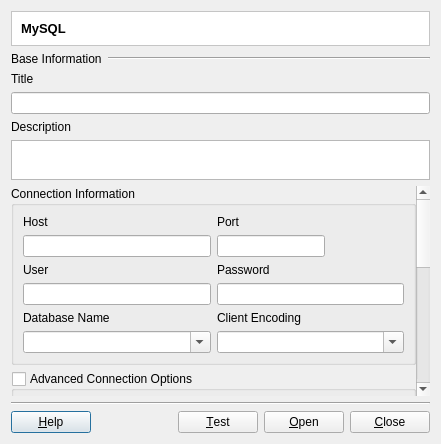
claudiobogossian/terralib5, file src/terralib/qt/plugins/datasource/mysql/ui/MySQLConnectorDialogForm.ui: the form before one commit.
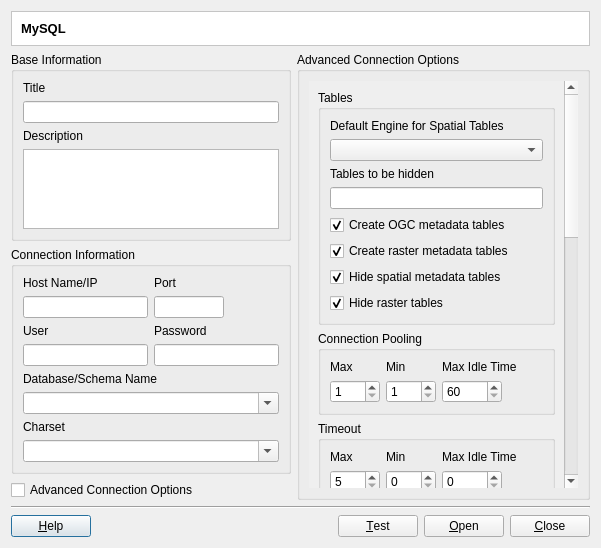
The form after the commit.

```diff
--- a/src/terralib/qt/plugins/datasource/mysql/ui/MySQLConnectorDialogForm.ui
+++ b/src/terralib/qt/plugins/datasource/mysql/ui/MySQLConnectorDialogForm.ui
@@ -6,16 +6,33 @@
    <rect>
     <x>0</x>
     <y>0</y>
-    <width>441</width>
-    <height>444</height>
+    <width>620</width>
+    <height>501</height>
    </rect>
   </property>
+  <property name="maximumSize">
+   <size>
+    <width>16777215</width>
+    <height>16777215</height>
+   </size>
+  </property>
   <property name="windowTitle">
    <string>MySQL Connector</string>
   </property>
-  <layout class="QVBoxLayout" name="verticalLayout_19" stretch="0,0,0,1,4,0,0">
-   <item>
+  <layout class="QGridLayout" name="gridLayout_40">
+   <property name="sizeConstraint">
+    <enum>QLayout::SetFixedSize</enum>
+   </property>
+   <item row="0" column="0">
+    <layout class="QGridLayout" name="gridLayout_4">
+     <item row="0" column="0">
     <widget class="QFrame" name="frame_2">
+       <property name="sizePolicy">
+        <sizepolicy hsizetype="Preferred" vsizetype="Fixed">
+         <horstretch>0</horstretch>
+         <verstretch>0</verstretch>
+        </sizepolicy>
+       </property>
      <property name="styleSheet">
       <string notr="true">QWidget { background: white }</string>
      </property>
@@ -43,25 +60,19 @@
      </layout>
     </widget>
    </item>
-   <item>
-    <layout class="QHBoxLayout" name="horizontalLayout" stretch="0,1">
-     <item>
-      <widget class="QLabel" name="label">
-       <property name="text">
+     <item row="1" column="0">
+      <layout class="QGridLayout" name="gridLayout">
+       <item row="0" column="0">
+        <layout class="QGridLayout" name="gridLayout_6">
+         <item row="0" column="0">
+          <widget class="QGroupBox" name="groupBox_5">
+           <property name="title">
         <string>Base Information</string>
        </property>
-      </widget>
-     </item>
-     <item>
-      <widget class="Line" name="line">
-       <property name="orientation">
-        <enum>Qt::Horizontal</enum>
-       </property>
-      </widget>
-     </item>
-    </layout>
-   </item>
-   <item>
+           <layout class="QGridLayout" name="gridLayout_3">
+            <item row="0" column="0">
+             <layout class="QGridLayout" name="gridLayout_2">
+              <item row="0" column="0">
     <layout class="QVBoxLayout" name="verticalLayout">
      <item>
       <widget class="QLabel" name="label_4">
@@ -75,7 +86,7 @@
      </item>
     </layout>
    </item>
-   <item>
+              <item row="1" column="0">
     <layout class="QVBoxLayout" name="verticalLayout_2">
      <item>
       <widget class="QLabel" name="label_3">
@@ -98,6 +109,12 @@
          <height>40</height>
         </size>
        </property>
+                  <property name="maximumSize">
+                   <size>
+                    <width>16777215</width>
+                    <height>80</height>
+                   </size>
+                  </property>
        <property name="toolTip">
         <string>A more detailed description about the data source</string>
        </property>
@@ -105,41 +122,25 @@
      </item>
     </layout>
    </item>
-   <item>
-    <widget class="QScrollArea" name="m_datasourceConnectionScrollArea">
-     <property name="frameShape">
-      <enum>QFrame::NoFrame</enum>
-     </property>
-     <property name="widgetResizable">
-      <bool>true</bool>
-     </property>
-     <widget class="QWidget" name="scrollAreaWidgetContents">
-      <property name="geometry">
-       <rect>
-        <x>0</x>
-        <y>0</y>
-        <width>406</width>
-        <height>533</height>
-       </rect>
-      </property>
-      <layout class="QVBoxLayout" name="verticalLayout_32">
-       <property name="margin">
-        <number>0</number>
-       </property>
-       <item>
+             </layout>
+            </item>
+           </layout>
+          </widget>
+         </item>
+         <item row="1" column="0">
         <widget class="QGroupBox" name="m_basicOptionsGroupBox">
          <property name="title">
           <string>Connection Information</string>
          </property>
-         <layout class="QVBoxLayout" name="verticalLayout_7">
+           <layout class="QVBoxLayout" name="verticalLayout_29">
           <item>
-           <layout class="QHBoxLayout" name="horizontalLayout_5">
+             <layout class="QHBoxLayout" name="horizontalLayout_15" stretch="1,1">
             <item>
              <layout class="QVBoxLayout" name="verticalLayout_3">
               <item>
                <widget class="QLabel" name="m_hostNameLabel">
                 <property name="text">
-                 <string>Host</string>
+                   <string>Host Name/IP</string>
                 </property>
                </widget>
               </item>
@@ -149,7 +150,7 @@
              </layout>
             </item>
             <item>
-             <layout class="QHBoxLayout" name="horizontalLayout_6" stretch="0,1">
+               <layout class="QHBoxLayout" name="horizontalLayout_2" stretch="0,1">
               <item>
                <layout class="QVBoxLayout" name="verticalLayout_4">
                 <item>
@@ -161,21 +162,27 @@
                 </item>
                 <item>
                  <widget class="QLineEdit" name="m_portLineEdit">
+                    <property name="maximumSize">
+                     <size>
+                      <width>70</width>
+                      <height>16777215</height>
+                     </size>
+                    </property>
                   <property name="inputMask">
-                   <string>9999999999; </string>
+                     <string>999999999; </string>
                   </property>
                  </widget>
                 </item>
                </layout>
               </item>
               <item>
-               <spacer name="horizontalSpacer_2">
+                 <spacer name="horizontalSpacer_4">
                 <property name="orientation">
                  <enum>Qt::Horizontal</enum>
                 </property>
                 <property name="sizeHint" stdset="0">
                  <size>
-                  <width>27</width>
+                    <width>40</width>
                   <height>20</height>
                  </size>
                 </property>
@@ -186,7 +193,7 @@
            </layout>
           </item>
           <item>
-           <layout class="QHBoxLayout" name="horizontalLayout_7">
+             <layout class="QHBoxLayout" name="horizontalLayout_6" stretch="1,1">
             <item>
              <layout class="QVBoxLayout" name="verticalLayout_6">
               <item>
@@ -202,7 +209,7 @@
              </layout>
             </item>
             <item>
-             <layout class="QVBoxLayout" name="verticalLayout_8">
+               <layout class="QVBoxLayout" name="verticalLayout_9">
               <item>
                <widget class="QLabel" name="m_passwordLabel">
                 <property name="text">
@@ -222,18 +229,16 @@
            </layout>
           </item>
           <item>
-           <layout class="QHBoxLayout" name="horizontalLayout_2">
+             <layout class="QVBoxLayout" name="verticalLayout_7">
             <item>
-             <layout class="QVBoxLayout" name="verticalLayout_9">
-              <item>
-               <widget class="QLabel" name="m_databaseLabel">
+               <widget class="QLabel" name="m_schemaLabel">
                 <property name="text">
-                 <string>Database Name</string>
+                 <string>Database/Schema Name</string>
                 </property>
                </widget>
               </item>
               <item>
-               <widget class="QComboBox" name="m_databaseComboBox">
+               <widget class="QComboBox" name="m_schemaNameComboBox">
                 <property name="editable">
                  <bool>true</bool>
                 </property>
@@ -242,16 +247,16 @@
              </layout>
             </item>
             <item>
-             <layout class="QVBoxLayout" name="verticalLayout_10">
+             <layout class="QVBoxLayout" name="verticalLayout_8">
               <item>
-               <widget class="QLabel" name="m_clientEncodingLabel">
+               <widget class="QLabel" name="m_charsetLabel">
                 <property name="text">
-                 <string>Client Encoding</string>
+                 <string>Charset</string>
                 </property>
                </widget>
               </item>
               <item>
-               <widget class="QComboBox" name="m_clientEncodingComboBox">
+               <widget class="QComboBox" name="m_charsetComboBox">
                 <property name="editable">
                  <bool>true</bool>
                 </property>
@@ -260,49 +265,102 @@
              </layout>
             </item>
            </layout>
-          </item>
-         </layout>
-        </widget>
-       </item>
-       <item>
-        <widget class="QGroupBox" name="m_advancedOptionsGroupBox">
-         <property name="enabled">
-          <bool>true</bool>
-         </property>
+          </widget>
+         </item>
+         <item row="2" column="0">
+          <widget class="QCheckBox" name="m_advancedConnectionOptionsCheckBox">
+           <property name="text">
+            <string>Advanced Connection Options</string>
+           </property>
+          </widget>
+         </item>
+        </layout>
+       </item>
+       <item row="0" column="1">
+        <widget class="QGroupBox" name="m_advancedConnectionOptionsGroupBox">
          <property name="title">
           <string>Advanced Connection Options</string>
          </property>
-         <property name="checkable">
+         <layout class="QGridLayout" name="gridLayout_39">
+          <item row="0" column="0">
+           <widget class="QScrollArea" name="scrollArea_2">
+            <property name="frameShape">
+             <enum>QFrame::NoFrame</enum>
+            </property>
+            <property name="widgetResizable">
           <bool>true</bool>
          </property>
-         <property name="checked">
-          <bool>false</bool>
-         </property>
-         <layout class="QVBoxLayout" name="verticalLayout_11">
-          <item>
-           <widget class="QWidget" name="m_advancedOptionsWidget" native="true">
-            <layout class="QVBoxLayout" name="verticalLayout_12">
-             <item>
-              <widget class="QGroupBox" name="groupBox_3">
+            <widget class="QWidget" name="scrollAreaWidgetContents">
+             <property name="geometry">
+              <rect>
+               <x>0</x>
+               <y>0</y>
+               <width>255</width>
+               <height>1017</height>
+              </rect>
+             </property>
+             <layout class="QGridLayout" name="gridLayout_38">
+              <item row="0" column="0">
+               <layout class="QGridLayout" name="gridLayout_37">
+                <item row="0" column="0">
+                 <widget class="QGroupBox" name="groupBox_6">
                <property name="title">
                 <string>Tables</string>
                </property>
-               <layout class="QVBoxLayout" name="verticalLayout_13">
-                <item>
-                 <layout class="QVBoxLayout" name="verticalLayout_16">
-                  <item>
+                  <layout class="QGridLayout" name="gridLayout_10">
+                   <item row="0" column="0">
+                    <layout class="QGridLayout" name="gridLayout_9">
+                     <item row="0" column="0">
+                      <layout class="QGridLayout" name="gridLayout_5">
+                       <item row="0" column="0">
+                        <widget class="QLabel" name="m_spatialTableEngineLabel">
+                         <property name="text">
+                          <string>Default Engine for Spatial Tables</string>
+                         </property>
+                        </widget>
+                       </item>
+                       <item row="1" column="0">
+                        <widget class="QComboBox" name="m_spatialTableEngineComboBox"/>
+                       </item>
+                      </layout>
+                     </item>
+                     <item row="1" column="0">
+                      <layout class="QGridLayout" name="gridLayout_8">
+                       <item row="0" column="0">
                    <widget class="QLabel" name="m_tablesToHideLabel">
                     <property name="text">
                      <string>Tables to be hidden</string>
                     </property>
                    </widget>
                   </item>
-                  <item>
+                       <item row="1" column="0">
                    <widget class="QLineEdit" name="m_tablesToHideLineEdit"/>
                   </item>
                  </layout>
                 </item>
-                <item>
+                     <item row="2" column="0">
+                      <layout class="QGridLayout" name="gridLayout_7">
+                       <item row="0" column="0">
+                        <widget class="QCheckBox" name="m_createOGCMetadataCheckBox">
+                         <property name="text">
+                          <string>Create OGC metadata tables</string>
+                         </property>
+                         <property name="checked">
+                          <bool>true</bool>
+                         </property>
+                        </widget>
+                       </item>
+                       <item row="1" column="0">
+                        <widget class="QCheckBox" name="m_createRasterMetadataCheckBox">
+                         <property name="text">
+                          <string>Create raster metadata tables</string>
+                         </property>
+                         <property name="checked">
+                          <bool>true</bool>
+                         </property>
+                        </widget>
+                       </item>
+                       <item row="2" column="0">
                  <widget class="QCheckBox" name="m_hideMetadataTablesCheckBox">
                   <property name="text">
                    <string>Hide spatial metadata tables</string>
@@ -312,7 +370,7 @@
                   </property>
                  </widget>
                 </item>
-                <item>
+                       <item row="3" column="0">
                  <widget class="QCheckBox" name="m_hideRasterTablesCheckBox">
                   <property name="text">
                    <string>Hide raster tables</string>
@@ -323,72 +381,42 @@
                  </widget>
                 </item>
                </layout>
-              </widget>
-             </item>
-             <item>
-              <layout class="QHBoxLayout" name="horizontalLayout_8">
-               <item>
-                <layout class="QVBoxLayout" name="verticalLayout_14">
-                 <item>
-                  <widget class="QLabel" name="m_connectTimeoutLabel">
-                   <property name="text">
-                    <string>Connect timeout</string>
-                   </property>
-                  </widget>
-                 </item>
-                 <item>
-                  <widget class="QSpinBox" name="m_connectTimeoutSpinBox">
-                   <property name="minimum">
-                    <number>5</number>
-                   </property>
-                   <property name="maximum">
-                    <number>60</number>
-                   </property>
-                   <property name="value">
-                    <number>5</number>
-                   </property>
-                  </widget>
-                 </item>
-                </layout>
-               </item>
-               <item>
-                <spacer name="horizontalSpacer_3">
-                 <property name="orientation">
-                  <enum>Qt::Horizontal</enum>
-                 </property>
-                 <property name="sizeHint" stdset="0">
-                  <size>
-                   <width>40</width>
-                   <height>20</height>
-                  </size>
-                 </property>
-                </spacer>
-               </item>
-              </layout>
-             </item>
-             <item>
+                     </item>
+                    </layout>
+                   </item>
+                  </layout>
+                 </widget>
+                </item>
+                <item row="1" column="0">
               <widget class="QGroupBox" name="m_connectionPoolingGroupBox">
                <property name="title">
                 <string>Connection Pooling</string>
                </property>
-               <layout class="QVBoxLayout" name="verticalLayout_22">
-                <item>
-                 <layout class="QHBoxLayout" name="horizontalLayout_9">
-                  <item>
-                   <layout class="QHBoxLayout" name="horizontalLayout_10" stretch="1,1,1">
-                    <item>
-                     <layout class="QVBoxLayout" name="verticalLayout_15">
-                      <item>
+                  <layout class="QGridLayout" name="gridLayout_15">
+                   <item row="0" column="0">
+                    <layout class="QGridLayout" name="gridLayout_14">
+                     <item row="0" column="0">
+                      <layout class="QGridLayout" name="gridLayout_11">
+                       <item row="0" column="0">
                        <widget class="QLabel" name="m_maxPoolSizeLabel">
                         <property name="text">
                          <string>Max</string>
                         </property>
                        </widget>
                       </item>
-                      <item>
+                       <item row="1" column="0">
                        <widget class="QSpinBox" name="m_maxPoolSizeSpinBox">
-                        <property name="toolTip">
-                         <string>Max connections</string>
+                         <property name="minimumSize">
+                          <size>
+                           <width>50</width>
+                           <height>0</height>
+                          </size>
+                         </property>
+                         <property name="maximumSize">
+                          <size>
+                           <width>50</width>
+                           <height>16777215</height>
+                          </size>
                         </property>
                         <property name="minimum">
                          <number>1</number>
@@ -396,23 +424,35 @@
                         <property name="maximum">
                          <number>1024</number>
                         </property>
+                         <property name="value">
+                          <number>1</number>
+                         </property>
                        </widget>
                       </item>
                      </layout>
                     </item>
-                    <item>
-                     <layout class="QVBoxLayout" name="verticalLayout_17">
-                      <item>
+                     <item row="0" column="1">
+                      <layout class="QGridLayout" name="gridLayout_12">
+                       <item row="0" column="0">
                        <widget class="QLabel" name="m_minPoolSizeLabel">
                         <property name="text">
                          <string>Min</string>
                         </property>
                        </widget>
                       </item>
-                      <item>
+                       <item row="1" column="0">
                        <widget class="QSpinBox" name="m_minPoolSizeSpinBox">
-                        <property name="toolTip">
-                         <string>Min connections</string>
+                         <property name="minimumSize">
+                          <size>
+                           <width>50</width>
+                           <height>0</height>
+                          </size>
+                         </property>
+                         <property name="maximumSize">
+                          <size>
+                           <width>50</width>
+                           <height>16777215</height>
+                          </size>
                         </property>
                         <property name="minimum">
                          <number>1</number>
@@ -420,23 +460,35 @@
                         <property name="maximum">
                          <number>1024</number>
                         </property>
+                         <property name="value">
+                          <number>1</number>
+                         </property>
                        </widget>
                       </item>
                      </layout>
                     </item>
-                    <item>
-                     <layout class="QVBoxLayout" name="verticalLayout_21">
-                      <item>
-                       <widget class="QLabel" name="m_maxPoolSizeLabel_3">
+                     <item row="0" column="2">
+                      <layout class="QGridLayout" name="gridLayout_13">
+                       <item row="0" column="0">
+                        <widget class="QLabel" name="m_tablesToHideLabel_4">
                         <property name="text">
                          <string>Max Idle Time</string>
                         </property>
                        </widget>
                       </item>
-                      <item>
+                       <item row="1" column="0">
                        <widget class="QSpinBox" name="m_maxIdleTimeSpinBox">
-                        <property name="toolTip">
-                         <string>Max idle time for connections</string>
+                         <property name="minimumSize">
+                          <size>
+                           <width>60</width>
+                           <height>0</height>
+                          </size>
+                         </property>
+                         <property name="maximumSize">
+                          <size>
+                           <width>60</width>
+                           <height>16777215</height>
+                          </size>
                         </property>
                         <property name="minimum">
                          <number>60</number>
@@ -444,14 +496,125 @@
                         <property name="maximum">
                          <number>3600</number>
                         </property>
+                         <property name="value">
+                          <number>60</number>
+                         </property>
                        </widget>
                       </item>
                      </layout>
                     </item>
-                   </layout>
-                  </item>
-                  <item>
-                   <spacer name="horizontalSpacer_4">
+                     <item row="0" column="3">
+                      <spacer name="horizontalSpacer_5">
+                       <property name="orientation">
+                        <enum>Qt::Horizontal</enum>
+                       </property>
+                       <property name="sizeHint" stdset="0">
+                        <size>
+                         <width>40</width>
+                         <height>20</height>
+                        </size>
+                       </property>
+                      </spacer>
+                     </item>
+                    </layout>
+                   </item>
+                  </layout>
+                 </widget>
+                </item>
+                <item row="2" column="0">
+                 <widget class="QGroupBox" name="m_connectionPoolingGroupBox_2">
+                  <property name="title">
+                   <string>Timeout</string>
+                  </property>
+                  <layout class="QGridLayout" name="gridLayout_16">
+                   <item row="0" column="0">
+                    <layout class="QGridLayout" name="gridLayout_17">
+                     <item row="0" column="0">
+                      <layout class="QGridLayout" name="gridLayout_18">
+                       <item row="0" column="0">
+                        <widget class="QLabel" name="sizeLabel_1">
+                         <property name="text">
+                          <string>Max</string>
+                         </property>
+                        </widget>
+                       </item>
+                       <item row="1" column="0">
+                        <widget class="QSpinBox" name="m_connectTimeoutSpinBox">
+                         <property name="minimumSize">
+                          <size>
+                           <width>50</width>
+                           <height>0</height>
+                          </size>
+                         </property>
+                         <property name="maximumSize">
+                          <size>
+                           <width>50</width>
+                           <height>16777215</height>
+                          </size>
+                         </property>
+                         <property name="minimum">
+                          <number>5</number>
+                         </property>
+                        </widget>
+                       </item>
+                      </layout>
+                     </item>
+                     <item row="0" column="1">
+                      <layout class="QGridLayout" name="gridLayout_19">
+                       <item row="0" column="0">
+                        <widget class="QLabel" name="sizeLabel">
+                         <property name="text">
+                          <string>Min</string>
+                         </property>
+                        </widget>
+                       </item>
+                       <item row="1" column="0">
+                        <widget class="QSpinBox" name="m_readTimeoutSpinBox">
+                         <property name="minimumSize">
+                          <size>
+                           <width>50</width>
+                           <height>0</height>
+                          </size>
+                         </property>
+                         <property name="maximumSize">
+                          <size>
+                           <width>50</width>
+                           <height>16777215</height>
+                          </size>
+                         </property>
+                        </widget>
+                       </item>
+                      </layout>
+                     </item>
+                     <item row="0" column="2">
+                      <layout class="QGridLayout" name="gridLayout_20">
+                       <item row="0" column="0">
+                        <widget class="QLabel" name="sizeLabel_2">
+                         <property name="text">
+                          <string>Max Idle Time</string>
+                         </property>
+                        </widget>
+                       </item>
+                       <item row="1" column="0">
+                        <widget class="QSpinBox" name="m_writeTimeoutSpinBox">
+                         <property name="minimumSize">
+                          <size>
+                           <width>60</width>
+                           <height>0</height>
+                          </size>
+                         </property>
+                         <property name="maximumSize">
+                          <size>
+                           <width>60</width>
+                           <height>16777215</height>
+                          </size>
+                         </property>
+                        </widget>
+                       </item>
+                      </layout>
+                     </item>
+                     <item row="0" column="3">
+                      <spacer name="horizontalSpacer_6">
                     <property name="orientation">
                      <enum>Qt::Horizontal</enum>
                     </property>
@@ -468,38 +631,276 @@
                </layout>
               </widget>
              </item>
-             <item>
-              <layout class="QVBoxLayout" name="verticalLayout_18">
-               <item>
-                <widget class="QLabel" name="m_optionsLabel">
+                <item row="3" column="0">
+                 <widget class="QGroupBox" name="groupBox_7">
+                  <property name="title">
+                   <string>SSL(Encrypted Protocol)</string>
+                  </property>
+                  <layout class="QGridLayout" name="gridLayout_31">
+                   <item row="0" column="0">
+                    <layout class="QGridLayout" name="gridLayout_30">
+                     <item row="3" column="0">
+                      <layout class="QGridLayout" name="gridLayout_28">
+                       <item row="0" column="0">
+                        <widget class="QLabel" name="m_maxPoolSizeLabel_7">
                  <property name="text">
-                  <string>Options</string>
+                          <string>Trusted SSL CA directory</string>
                  </property>
                 </widget>
                </item>
-               <item>
-                <widget class="QLineEdit" name="m_optionsLineEdit"/>
-               </item>
+                       <item row="1" column="0">
+                        <layout class="QGridLayout" name="gridLayout_24">
+                         <item row="0" column="0">
+                          <widget class="QLineEdit" name="m_sslCAPathLineEdit"/>
+                         </item>
+                         <item row="0" column="1">
+                          <widget class="QToolButton" name="m_sslCAPathToolButton">
+                           <property name="text">
+                            <string>...</string>
+                           </property>
+                          </widget>
+                         </item>
               </layout>
              </item>
             </layout>
-           </widget>
-          </item>
-         </layout>
-        </widget>
-       </item>
-      </layout>
-     </widget>
-    </widget>
-   </item>
-   <item>
+                     </item>
+                     <item row="1" column="0">
+                      <layout class="QGridLayout" name="gridLayout_26">
+                       <item row="0" column="0">
+                        <widget class="QLabel" name="m_maxPoolSizeLabel_4">
+                         <property name="text">
+                          <string>Certificate File</string>
+                         </property>
+                        </widget>
+                       </item>
+                       <item row="1" column="0">
+                        <layout class="QGridLayout" name="gridLayout_22">
+                         <item row="0" column="0">
+                          <widget class="QLineEdit" name="m_sslCertLineEdit"/>
+                         </item>
+                         <item row="0" column="1">
+                          <widget class="QToolButton" name="m_sslCertToolButton">
+                           <property name="text">
+                            <string>...</string>
+                           </property>
+                          </widget>
+                         </item>
+                        </layout>
+                       </item>
+                      </layout>
+                     </item>
+                     <item row="4" column="0">
+                      <layout class="QGridLayout" name="gridLayout_29">
+                       <item row="0" column="0">
+                        <widget class="QLabel" name="m_maxPoolSizeLabel_6">
+                         <property name="text">
+                          <string>List of ciphers</string>
+                         </property>
+                        </widget>
+                       </item>
+                       <item row="1" column="0">
+                        <widget class="QLineEdit" name="m_sslChiperLineEdit"/>
+                       </item>
+                      </layout>
+                     </item>
+                     <item row="2" column="0">
+                      <layout class="QGridLayout" name="gridLayout_27">
+                       <item row="0" column="0">
+                        <widget class="QLabel" name="m_maxPoolSizeLabel_5">
+                         <property name="text">
+                          <string>Certificate Authority File</string>
+                         </property>
+                        </widget>
+                       </item>
+                       <item row="1" column="0">
+                        <layout class="QGridLayout" name="gridLayout_23">
+                         <item row="0" column="0">
+                          <widget class="QLineEdit" name="m_sslCALineEdit"/>
+                         </item>
+                         <item row="0" column="1">
+                          <widget class="QToolButton" name="m_sslCAToolButton">
+                           <property name="text">
+                            <string>...</string>
+                           </property>
+                          </widget>
+                         </item>
+                        </layout>
+                       </item>
+                      </layout>
+                     </item>
+                     <item row="0" column="0">
+                      <layout class="QGridLayout" name="gridLayout_25">
+                       <item row="0" column="0">
+                        <widget class="QLabel" name="m_maxPoolSizeLabel_2">
+                         <property name="text">
+                          <string>Key File</string>
+                         </property>
+                        </widget>
+                       </item>
+                       <item row="1" column="0">
+                        <layout class="QGridLayout" name="gridLayout_21">
+                         <item row="0" column="0">
+                          <widget class="QLineEdit" name="m_sslKeyLineEdit"/>
+                         </item>
+                         <item row="0" column="1">
+                          <widget class="QToolButton" name="m_sslKeyToolButton">
+                           <property name="text">
+                            <string>...</string>
+                           </property>
+                          </widget>
+                         </item>
+                        </layout>
+                       </item>
+                      </layout>
+                     </item>
+                    </layout>
+                   </item>
+                  </layout>
+                 </widget>
+                </item>
+                <item row="4" column="0">
+                 <layout class="QGridLayout" name="gridLayout_33">
+                  <item row="0" column="0">
+                   <widget class="QLabel" name="m_maxPoolSizeLabel_8">
+                    <property name="text">
+                     <string>Socket file</string>
+                    </property>
+                   </widget>
+                  </item>
+                  <item row="1" column="0">
+                   <layout class="QGridLayout" name="gridLayout_32">
+                    <item row="0" column="0">
+                     <widget class="QLineEdit" name="m_socketLineEdit"/>
+                    </item>
+                    <item row="0" column="1">
+                     <widget class="QToolButton" name="m_socketToolButton">
+                      <property name="text">
+                       <string>...</string>
+                      </property>
+                     </widget>
+                    </item>
+                   </layout>
+                  </item>
+                 </layout>
+                </item>
+                <item row="5" column="0">
+                 <layout class="QGridLayout" name="gridLayout_34">
+                  <item row="0" column="0">
+                   <widget class="QLabel" name="m_maxPoolSizeLabel_9">
+                    <property name="text">
+                     <string>Named pipe</string>
+                    </property>
+                   </widget>
+                  </item>
+                  <item row="1" column="0">
+                   <widget class="QLineEdit" name="m_pipeLineEdit"/>
+                  </item>
+                 </layout>
+                </item>
+                <item row="6" column="0">
+                 <widget class="QGroupBox" name="groupBox_8">
+                  <property name="title">
+                   <string>Others</string>
+                  </property>
+                  <layout class="QGridLayout" name="gridLayout_36">
+                   <item row="0" column="0">
+                    <layout class="QGridLayout" name="gridLayout_35">
+                     <item row="0" column="0">
+                      <widget class="QCheckBox" name="m_clientCompressCheckBox">
+                       <property name="text">
+                        <string>Use compression protocol</string>
+                       </property>
+                      </widget>
+                     </item>
+                     <item row="1" column="0">
+                      <widget class="QCheckBox" name="m_clientLocalFilesCheckBox">
+                       <property name="text">
+                        <string>Enable local files</string>
+                       </property>
+                       <property name="checked">
+                        <bool>true</bool>
+                       </property>
+                      </widget>
+                     </item>
+                     <item row="2" column="0">
+                      <widget class="QCheckBox" name="m_clientMultiStatementsCheckBox">
+                       <property name="text">
+                        <string>Multi-statements queries</string>
+                       </property>
+                       <property name="checked">
+                        <bool>true</bool>
+                       </property>
+                      </widget>
+                     </item>
+                     <item row="3" column="0">
+                      <widget class="QCheckBox" name="m_clientMultiResultsCheckBox">
+                       <property name="text">
+                        <string>Multi-results queries</string>
+                       </property>
+                       <property name="checked">
+                        <bool>true</bool>
+                       </property>
+                      </widget>
+                     </item>
+                     <item row="4" column="0">
+                      <widget class="QCheckBox" name="m_reconnectCheckBox">
+                       <property name="text">
+                        <string>Reconnect</string>
+                       </property>
+                      </widget>
+                     </item>
+                     <item row="5" column="0">
+                      <widget class="QCheckBox" name="m_ignoreSpaceCheckBox">
+                       <property name="text">
+                        <string>Ignore spaces</string>
+                       </property>
+                      </widget>
+                     </item>
+                     <item row="6" column="0">
+                      <widget class="QCheckBox" name="m_reportDataTruncationCheckBox">
+                       <property name="text">
+                        <string>Report data truncation</string>
+                       </property>
+                      </widget>
+                     </item>
+                     <item row="7" column="0">
+                      <widget class="QCheckBox" name="m_noSchemaCheckBox">
+                       <property name="text">
+                        <string>No schema</string>
+                       </property>
+                      </widget>
+                     </item>
+                     <item row="8" column="0">
+                      <widget class="QCheckBox" name="m_clientInterativeCheckBox">
+                       <property name="text">
+                        <string>Client interactive</string>
+                       </property>
+                      </widget>
+                     </item>
+                    </layout>
+                   </item>
+                  </layout>
+                 </widget>
+                </item>
+               </layout>
+              </item>
+             </layout>
+            </widget>
+           </widget>
+          </item>
+         </layout>
+        </widget>
+       </item>
+      </layout>
+     </item>
+     <item row="2" column="0">
     <widget class="Line" name="line_2">
      <property name="orientation">
       <enum>Qt::Horizontal</enum>
      </property>
     </widget>
    </item>
-   <item>
+     <item row="3" column="0">
     <layout class="QHBoxLayout" name="horizontalLayout_4" stretch="0,1,0">
      <item>
       <widget class="QPushButton" name="m_helpPushButton">
@@ -549,6 +950,9 @@
     </layout>
    </item>
   </layout>
+   </item>
+  </layout>
+  <zorder></zorder>
  </widget>
  <tabstops>
   <tabstop>m_datasourceTitleLineEdit</tabstop>
```
Left out of the diff: 63 changed lines with no effect on the pictures. Lines whose indentation alone changed are shown as unchanged.
